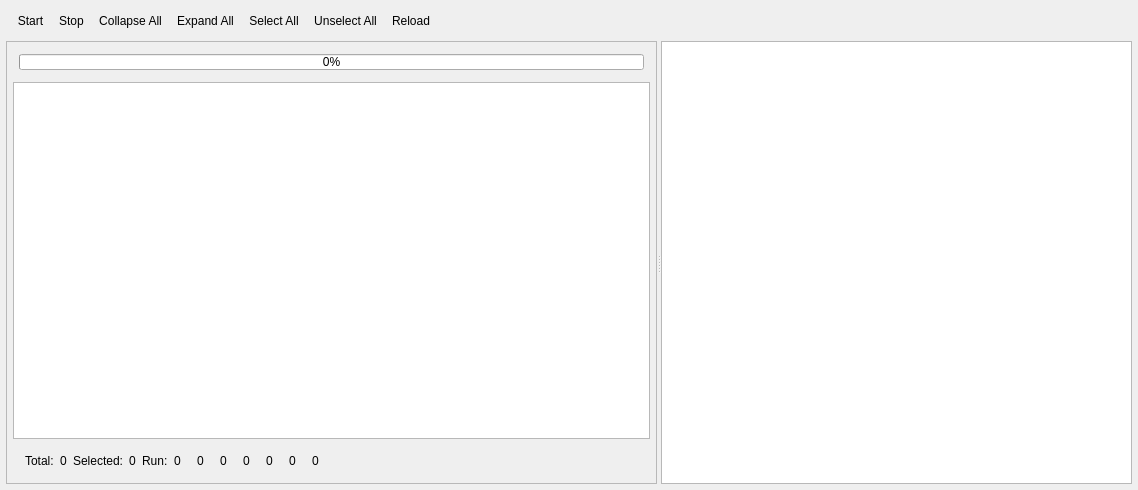
Before: the Qt Designer form mvc/runnerwindow.ui in KDE/veritas, drawn with Qt 5.
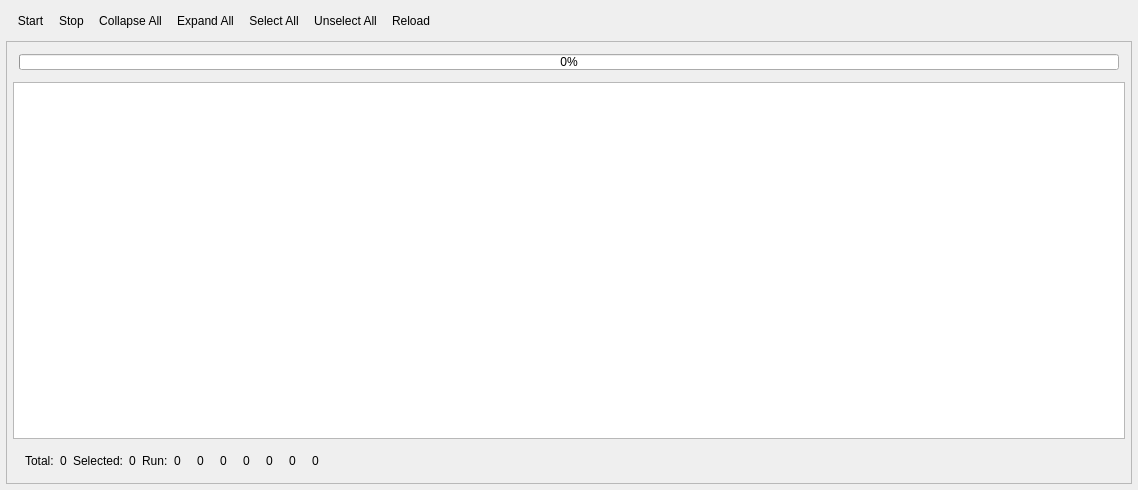
After: the same form once the commit is applied. Icons and pictures are not drawn.

Commit message: Add verbose toggle. Split results view from runner view. Various refactorings.

Diff of the .ui file:
```diff
--- a/mvc/runnerwindow.ui
+++ b/mvc/runnerwindow.ui
@@ -50,7 +50,7 @@
         </property>
         <property name="minimumSize" >
          <size>
-          <width>300</width>
+          <width>250</width>
           <height>0</height>
          </size>
         </property>
@@ -397,29 +397,6 @@
         <zorder>frame_3</zorder>
         <zorder>frame_2</zorder>
        </widget>
-       <widget class="QTreeView" name="treeResults" >
-        <property name="windowModality" >
-         <enum>Qt::NonModal</enum>
-        </property>
-        <property name="maximumSize" >
-         <size>
-          <width>16777215</width>
-          <height>10000</height>
-         </size>
-        </property>
-        <property name="alternatingRowColors" >
-         <bool>true</bool>
-        </property>
-        <property name="indentation" >
-         <number>30</number>
-        </property>
-        <property name="rootIsDecorated" >
-         <bool>false</bool>
-        </property>
-        <property name="wordWrap" >
-         <bool>true</bool>
-        </property>
-       </widget>
       </widget>
      </item>
     </layout>
```
Left out of the diff: 4 changed lines with no effect on the pictures. The commit also changes 22 other files.
